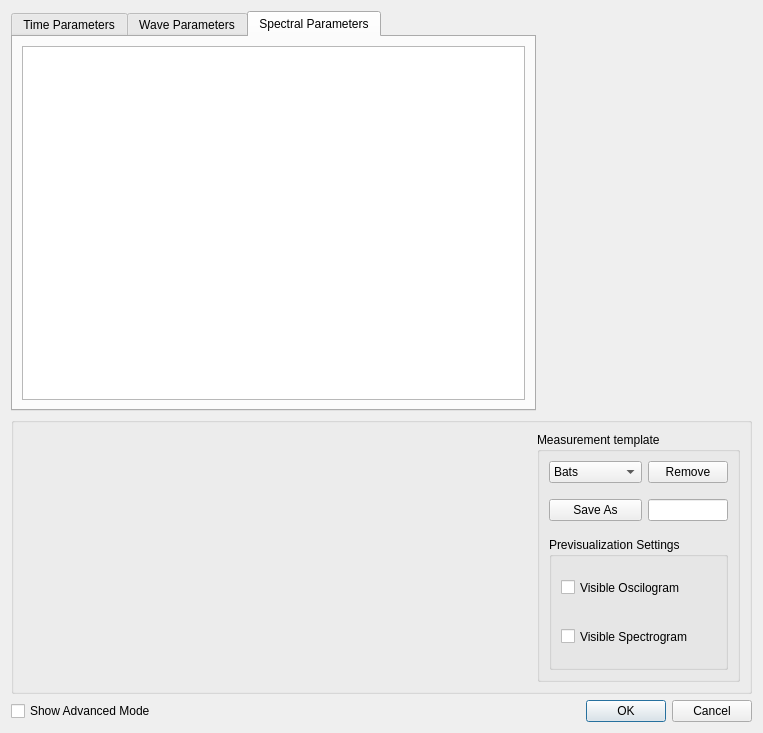
Above: graphic_interface/UI_Files/ParametersWindow.ui from ECMora/SoundLab before the change. Below: the same form after it.
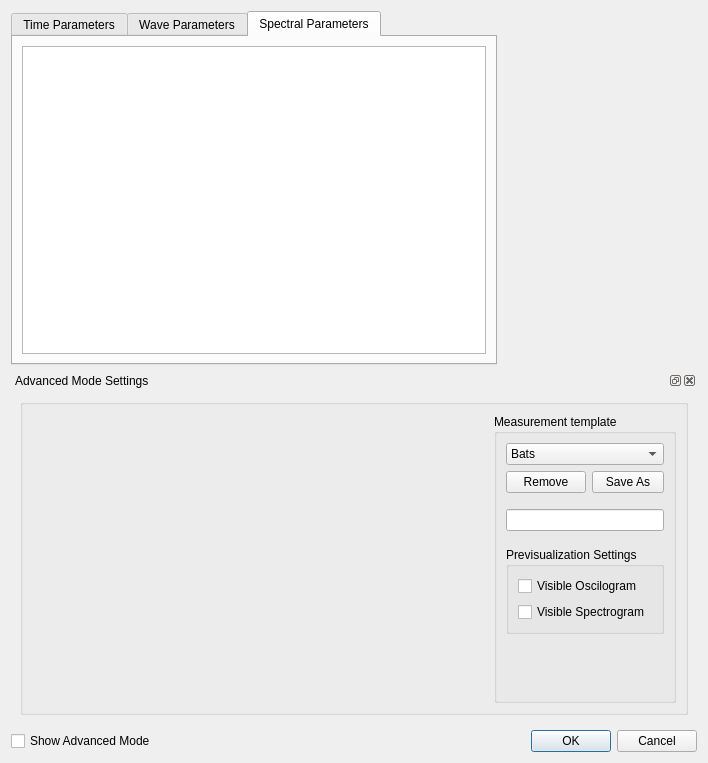
That is the form after the change. The open tabs and pages were chosen to show the change. Custom widgets are drawn as their Qt base class.

Commit message: modify parameters and locations

```diff
--- a/graphic_interface/UI_Files/ParametersWindow.ui
+++ b/graphic_interface/UI_Files/ParametersWindow.ui
@@ -6,8 +6,8 @@
    <rect>
     <x>0</x>
     <y>0</y>
-    <width>763</width>
-    <height>723</height>
+    <width>708</width>
+    <height>763</height>
    </rect>
   </property>
   <property name="sizePolicy">
@@ -20,6 +20,31 @@
    <string>Parameters Window</string>
   </property>
   <layout class="QGridLayout" name="gridLayout">
+   <item row="0" column="1">
+    <widget class="QWidget" name="settings_widget" native="true">
+     <property name="sizePolicy">
+      <sizepolicy hsizetype="Expanding" vsizetype="Expanding">
+       <horstretch>2</horstretch>
+       <verstretch>0</verstretch>
+      </sizepolicy>
+     </property>
+     <property name="minimumSize">
+      <size>
+       <width>0</width>
+       <height>0</height>
+      </size>
+     </property>
+     <property name="maximumSize">
+      <size>
+       <width>16777215</width>
+       <height>16777215</height>
+      </size>
+     </property>
+     <property name="styleSheet">
+      <string notr="true"/>
+     </property>
+    </widget>
+   </item>
    <item row="0" column="0">
     <widget class="QTabWidget" name="tab_parameters">
      <property name="sizePolicy">
@@ -30,8 +55,8 @@
      </property>
      <property name="minimumSize">
       <size>
-       <width>300</width>
-       <height>400</height>
+       <width>0</width>
+       <height>0</height>
       </size>
      </property>
      <property name="maximumSize">
@@ -81,45 +106,59 @@
      </widget>
     </widget>
    </item>
-   <item row="0" column="1">
-    <widget class="QWidget" name="settings_widget" native="true">
-     <property name="sizePolicy">
-      <sizepolicy hsizetype="Expanding" vsizetype="Expanding">
-       <horstretch>2</horstretch>
-       <verstretch>0</verstretch>
-      </sizepolicy>
+   <item row="3" column="0">
+    <widget class="QCheckBox" name="advanced_mode_visibility_cbox">
+     <property name="text">
+      <string>Show Advanced Mode</string>
      </property>
+     <property name="checked">
+      <bool>false</bool>
+     </property>
+    </widget>
+   </item>
+   <item row="3" column="1">
+    <widget class="QDialogButtonBox" name="buttonBox">
+     <property name="orientation">
+      <enum>Qt::Horizontal</enum>
+     </property>
+     <property name="standardButtons">
+      <set>QDialogButtonBox::Cancel|QDialogButtonBox::Ok</set>
+     </property>
+    </widget>
+   </item>
+   <item row="2" column="0" colspan="2">
+    <widget class="QDockWidget" name="dock_widget_advanced_mode">
      <property name="minimumSize">
       <size>
-       <width>150</width>
-       <height>400</height>
-      </size>
-     </property>
-     <property name="maximumSize">
-      <size>
-       <width>16777215</width>
-       <height>16777215</height>
-      </size>
-     </property>
-     <property name="styleSheet">
-      <string notr="true"/>
-     </property>
-    </widget>
-   </item>
-   <item row="1" column="0" colspan="2">
-    <widget class="QGroupBox" name="advanced_mode_gbox">
-     <property name="sizePolicy">
-      <sizepolicy hsizetype="Preferred" vsizetype="Preferred">
-       <horstretch>0</horstretch>
-       <verstretch>0</verstretch>
-      </sizepolicy>
-     </property>
-     <property name="maximumSize">
-      <size>
-       <width>16777215</width>
+       <width>350</width>
        <height>300</height>
       </size>
      </property>
+     <property name="focusPolicy">
+      <enum>Qt::NoFocus</enum>
+     </property>
+     <property name="floating">
+      <bool>true</bool>
+     </property>
+     <property name="windowTitle">
+      <string>Advanced Mode Settings</string>
+     </property>
+     <widget class="QWidget" name="dockWidgetContents_2">
+      <layout class="QHBoxLayout" name="horizontalLayout_2">
+       <item>
+        <widget class="QGroupBox" name="advanced_mode_gbox">
+         <property name="sizePolicy">
+          <sizepolicy hsizetype="Preferred" vsizetype="Preferred">
+           <horstretch>0</horstretch>
+           <verstretch>0</verstretch>
+          </sizepolicy>
+         </property>
+         <property name="maximumSize">
+          <size>
+           <width>16777215</width>
+           <height>16777215</height>
+          </size>
+         </property>
      <property name="title">
       <string/>
      </property>
@@ -134,8 +173,8 @@
         </property>
         <property name="minimumSize">
          <size>
-          <width>300</width>
-          <height>250</height>
+              <width>0</width>
+              <height>0</height>
          </size>
         </property>
         <property name="maximumSize">
@@ -164,29 +203,137 @@
          <string>Measurement template</string>
         </property>
         <layout class="QGridLayout" name="gridLayout_5">
-         <item row="4" column="1">
-          <widget class="QLineEdit" name="new_template_name_linedit">
-           <property name="sizePolicy">
-            <sizepolicy hsizetype="Preferred" vsizetype="Fixed">
-             <horstretch>0</horstretch>
-             <verstretch>0</verstretch>
-            </sizepolicy>
-           </property>
-           <property name="minimumSize">
-            <size>
-             <width>0</width>
-             <height>0</height>
-            </size>
-           </property>
-           <property name="maximumSize">
-            <size>
-             <width>200</width>
-             <height>16777215</height>
-            </size>
-           </property>
-          </widget>
-         </item>
          <item row="6" column="0" colspan="2">
+              <spacer name="verticalSpacer_2">
+               <property name="orientation">
+                <enum>Qt::Vertical</enum>
+               </property>
+               <property name="sizeType">
+                <enum>QSizePolicy::Fixed</enum>
+               </property>
+               <property name="sizeHint" stdset="0">
+                <size>
+                 <width>20</width>
+                 <height>10</height>
+                </size>
+               </property>
+              </spacer>
+             </item>
+             <item row="2" column="0" colspan="2">
+              <spacer name="verticalSpacer">
+               <property name="orientation">
+                <enum>Qt::Vertical</enum>
+               </property>
+               <property name="sizeType">
+                <enum>QSizePolicy::Fixed</enum>
+               </property>
+               <property name="sizeHint" stdset="0">
+                <size>
+                 <width>20</width>
+                 <height>10</height>
+                </size>
+               </property>
+              </spacer>
+             </item>
+             <item row="8" column="0">
+              <spacer name="verticalSpacer_3">
+               <property name="orientation">
+                <enum>Qt::Vertical</enum>
+               </property>
+               <property name="sizeHint" stdset="0">
+                <size>
+                 <width>20</width>
+                 <height>40</height>
+                </size>
+               </property>
+              </spacer>
+             </item>
+             <item row="1" column="2">
+              <widget class="QPushButton" name="save_measurement_template_as_bttn">
+               <property name="maximumSize">
+                <size>
+                 <width>200</width>
+                 <height>16777215</height>
+                </size>
+               </property>
+               <property name="text">
+                <string>Save As</string>
+               </property>
+              </widget>
+             </item>
+             <item row="0" column="0" colspan="3">
+              <widget class="QComboBox" name="measurement_template_cbox">
+               <property name="maximumSize">
+                <size>
+                 <width>200</width>
+                 <height>16777215</height>
+                </size>
+               </property>
+               <item>
+                <property name="text">
+                 <string>Bats</string>
+                </property>
+               </item>
+               <item>
+                <property name="text">
+                 <string>user defined</string>
+                </property>
+               </item>
+               <item>
+                <property name="text">
+                 <string>other template</string>
+                </property>
+               </item>
+              </widget>
+             </item>
+             <item row="5" column="0" colspan="3">
+              <widget class="QLineEdit" name="new_template_name_linedit">
+               <property name="sizePolicy">
+                <sizepolicy hsizetype="Preferred" vsizetype="Fixed">
+                 <horstretch>0</horstretch>
+                 <verstretch>0</verstretch>
+                </sizepolicy>
+               </property>
+               <property name="minimumSize">
+                <size>
+                 <width>0</width>
+                 <height>0</height>
+                </size>
+               </property>
+               <property name="maximumSize">
+                <size>
+                 <width>200</width>
+                 <height>16777215</height>
+                </size>
+               </property>
+              </widget>
+             </item>
+             <item row="1" column="0" colspan="2">
+              <widget class="QPushButton" name="remove_measurement_template_bttn">
+               <property name="sizePolicy">
+                <sizepolicy hsizetype="Preferred" vsizetype="Fixed">
+                 <horstretch>0</horstretch>
+                 <verstretch>0</verstretch>
+                </sizepolicy>
+               </property>
+               <property name="minimumSize">
+                <size>
+                 <width>0</width>
+                 <height>0</height>
+                </size>
+               </property>
+               <property name="maximumSize">
+                <size>
+                 <width>200</width>
+                 <height>16777215</height>
+                </size>
+               </property>
+               <property name="text">
+                <string>Remove</string>
+               </property>
+              </widget>
+             </item>
+             <item row="7" column="0" colspan="3">
           <widget class="QGroupBox" name="groupBox_2">
            <property name="title">
             <string>Previsualization Settings</string>
@@ -224,125 +371,14 @@
            </layout>
           </widget>
          </item>
-         <item row="0" column="0">
-          <widget class="QComboBox" name="measurement_template_cbox">
-           <property name="maximumSize">
-            <size>
-             <width>200</width>
-             <height>16777215</height>
-            </size>
-           </property>
-           <item>
-            <property name="text">
-             <string>Bats</string>
-            </property>
-           </item>
-           <item>
-            <property name="text">
-             <string>user defined</string>
-            </property>
-           </item>
-           <item>
-            <property name="text">
-             <string>other template</string>
-            </property>
-           </item>
-          </widget>
-         </item>
-         <item row="0" column="1">
-          <widget class="QPushButton" name="remove_measurement_template_bttn">
-           <property name="sizePolicy">
-            <sizepolicy hsizetype="Preferred" vsizetype="Fixed">
-             <horstretch>0</horstretch>
-             <verstretch>0</verstretch>
-            </sizepolicy>
-           </property>
-           <property name="minimumSize">
-            <size>
-             <width>0</width>
-             <height>0</height>
-            </size>
-           </property>
-           <property name="maximumSize">
-            <size>
-             <width>200</width>
-             <height>16777215</height>
-            </size>
-           </property>
-           <property name="text">
-            <string>Remove</string>
-           </property>
-          </widget>
-         </item>
-         <item row="4" column="0">
-          <widget class="QPushButton" name="save_measurement_template_as_bttn">
-           <property name="maximumSize">
-            <size>
-             <width>200</width>
-             <height>16777215</height>
-            </size>
-           </property>
-           <property name="text">
-            <string>Save As</string>
-           </property>
-          </widget>
-         </item>
-         <item row="5" column="0" colspan="2">
-          <spacer name="verticalSpacer_2">
-           <property name="orientation">
-            <enum>Qt::Vertical</enum>
-           </property>
-           <property name="sizeType">
-            <enum>QSizePolicy::Fixed</enum>
-           </property>
-           <property name="sizeHint" stdset="0">
-            <size>
-             <width>20</width>
-             <height>10</height>
-            </size>
-           </property>
-          </spacer>
-         </item>
-         <item row="1" column="0" colspan="2">
-          <spacer name="verticalSpacer">
-           <property name="orientation">
-            <enum>Qt::Vertical</enum>
-           </property>
-           <property name="sizeType">
-            <enum>QSizePolicy::Fixed</enum>
-           </property>
-           <property name="sizeHint" stdset="0">
-            <size>
-             <width>20</width>
-             <height>10</height>
-            </size>
-           </property>
-          </spacer>
-         </item>
+            </layout>
+           </widget>
+          </item>
         </layout>
        </widget>
       </item>
      </layout>
     </widget>
-   </item>
-   <item row="2" column="0">
-    <widget class="QCheckBox" name="advanced_mode_visibility_cbox">
-     <property name="text">
-      <string>Show Advanced Mode</string>
-     </property>
-     <property name="checked">
-      <bool>false</bool>
-     </property>
-    </widget>
-   </item>
-   <item row="2" column="1">
-    <widget class="QDialogButtonBox" name="buttonBox">
-     <property name="orientation">
-      <enum>Qt::Horizontal</enum>
-     </property>
-     <property name="standardButtons">
-      <set>QDialogButtonBox::Cancel|QDialogButtonBox::Ok</set>
-     </property>
     </widget>
    </item>
   </layout>
```
Left out of the diff: 2 changed lines with no effect on the pictures. Lines whose indentation alone changed are shown as unchanged. The commit also changes 19 other files.
